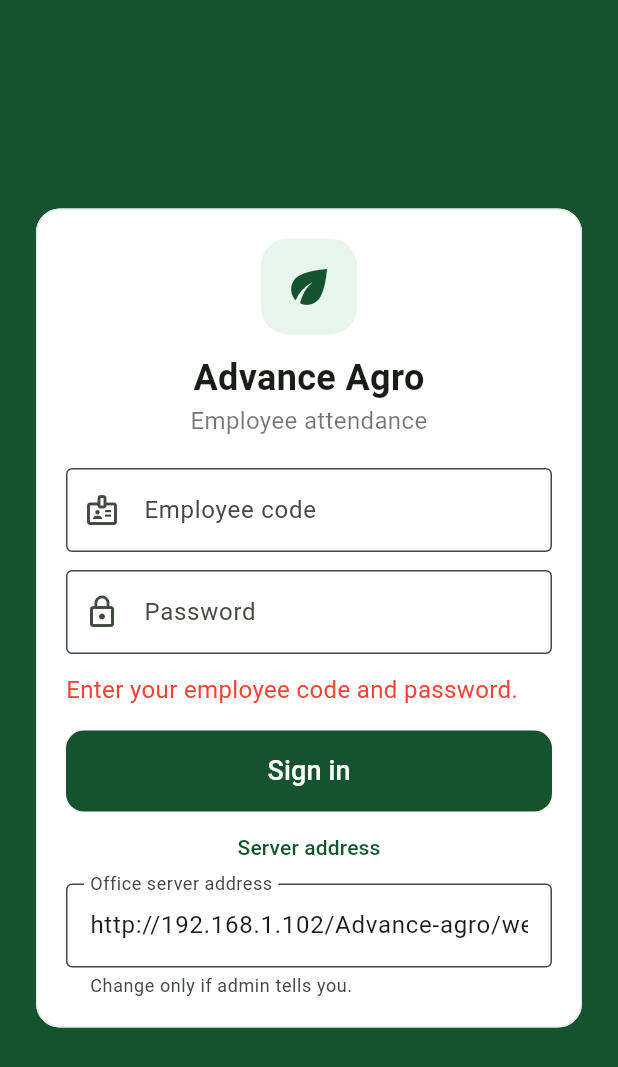
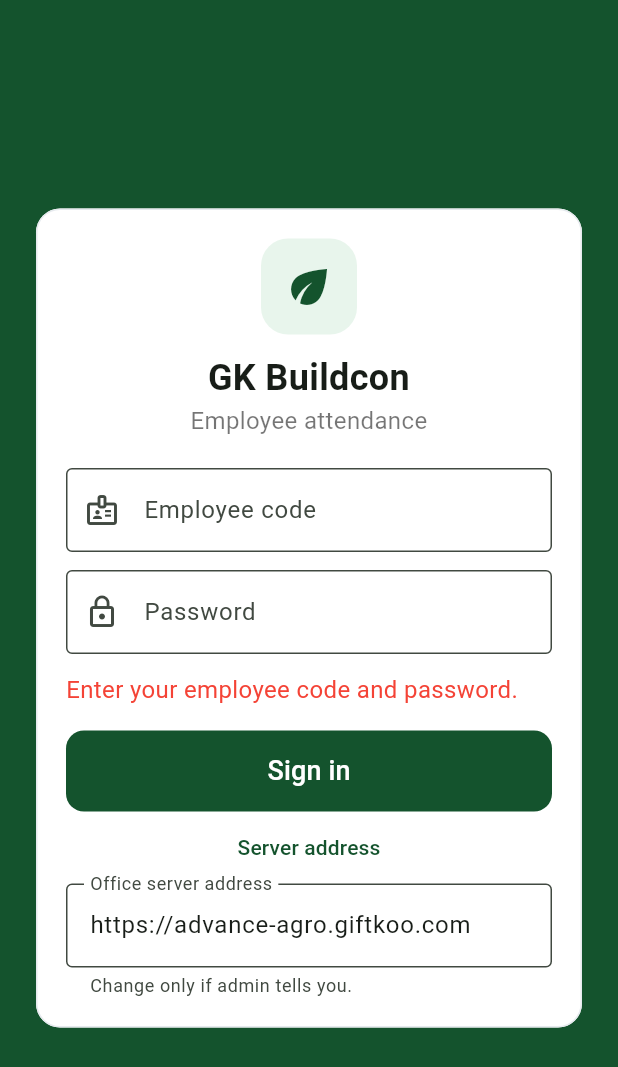
Before and after one commit to deenbandhujangid-lab/advance-agro, a Flutter app: the screen it shows after launch, after a tap on "Sign in", after a tap on "Server address", on a phone screen of 412 x 824 dp. Shown: the top 1067 px of the screen. Run offline on Flutter 3.47's test engine with Material 3 defaults, Android fonts, the phone set to English and light mode, and no system bars; our stand-ins replace geolocator, shared_preferences; missing offline and left inert: flutter_background_service; network calls fail.

Commit message:
Rename app to GK Buildcon and point mobile app at live domain
- Replace the Advance Agro name in web views, mobile screens and Android label
- Default server is now https://advance-agro.giftkoo.com
- Rebuilt APK, renamed to GKBuildcon.apk
- Ignore deploy/ and live-files/ build output

Co-Authored-By: Claude Fable 5.2 <noreply@anthropic.com>

```diff
--- a/mobile/lib/api.dart
+++ b/mobile/lib/api.dart
@@ -22,7 +22,7 @@ class ApiException implements Exception {
 class Api {
   /// Address of the office server. Can be changed on the sign-in screen.
   static const defaultServer = String.fromEnvironment('SERVER',
-      defaultValue: 'http://192.168.1.102/Advance-agro/web/public');
+      defaultValue: 'https://advance-agro.giftkoo.com');
 
   static late SharedPreferences _prefs;
   static String server = defaultServer;
@@ -117,7 +117,7 @@ class Loc {
       throw ApiException('Location permission is needed for attendance. Please allow it.');
     }
     if (permission == LocationPermission.deniedForever) {
-      throw ApiException('Location permission is blocked. Open phone Settings > Apps > Advance Agro > Permissions and allow Location.');
+      throw ApiException('Location permission is blocked. Open phone Settings > Apps > GK Buildcon > Permissions and allow Location.');
     }
   }
 
--- a/mobile/lib/main.dart
+++ b/mobile/lib/main.dart
@@ -13,17 +13,17 @@ Future<void> main() async {
   WidgetsFlutterBinding.ensureInitialized();
   await Api.load();
   await Tracker.init();
-  runApp(const AdvanceAgroApp());
+  runApp(const GkBuildconApp());
 }
 
-class AdvanceAgroApp extends StatefulWidget {
-  const AdvanceAgroApp({super.key});
+class GkBuildconApp extends StatefulWidget {
+  const GkBuildconApp({super.key});
 
   @override
-  State<AdvanceAgroApp> createState() => _AdvanceAgroAppState();
+  State<GkBuildconApp> createState() => _GkBuildconAppState();
 }
 
-class _AdvanceAgroAppState extends State<AdvanceAgroApp> {
+class _GkBuildconAppState extends State<GkBuildconApp> {
   @override
   void initState() {
     super.initState();
@@ -36,7 +36,7 @@ class _AdvanceAgroAppState extends State<AdvanceAgroApp> {
   @override
   Widget build(BuildContext context) {
     return MaterialApp(
-      title: 'Advance Agro',
+      title: 'GK Buildcon',
       debugShowCheckedModeBanner: false,
       theme: ThemeData(
         colorScheme: ColorScheme.fromSeed(seedColor: green, primary: green),
--- a/mobile/lib/screens/home.dart
+++ b/mobile/lib/screens/home.dart
@@ -148,7 +148,7 @@ class _HomeTabState extends State<HomeTab> with WidgetsBindingObserver {
               child: const Icon(Icons.eco, color: Colors.white, size: 20),
             ),
             const SizedBox(width: 10),
-            const Expanded(child: Text('Advance Agro', style: TextStyle(fontSize: 18, fontWeight: FontWeight.bold))),
+            const Expanded(child: Text('GK Buildcon', style: TextStyle(fontSize: 18, fontWeight: FontWeight.bold))),
             IconButton(
               onPressed: () async {
                 await Navigator.push(context, MaterialPageRoute(builder: (_) => const NoticesScreen()));
--- a/mobile/lib/screens/sign_in.dart
+++ b/mobile/lib/screens/sign_in.dart
@@ -63,7 +63,7 @@ class _SignInScreenState extends State<SignInScreen> {
                       ),
                     ),
                     const SizedBox(height: 12),
-                    const Text('Advance Agro', textAlign: TextAlign.center, style: TextStyle(fontSize: 24, fontWeight: FontWeight.bold)),
+                    const Text('GK Buildcon', textAlign: TextAlign.center, style: TextStyle(fontSize: 24, fontWeight: FontWeight.bold)),
                     const Text('Employee attendance', textAlign: TextAlign.center, style: TextStyle(color: Colors.black54)),
                     const SizedBox(height: 20),
                     TextField(
```
Also changed, not shown: 8 other files.
